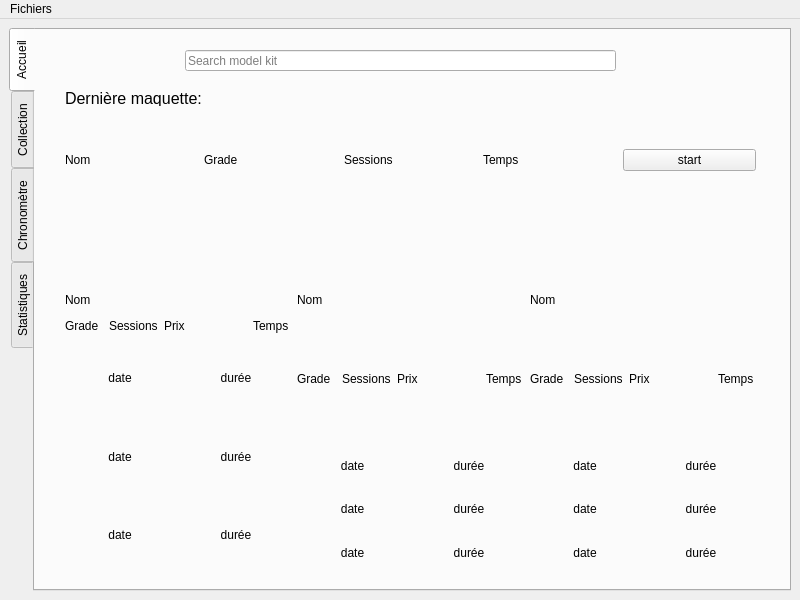
Before: the Qt Designer form gui/MonkeyWindow.ui in COALA-sftwr/monkey-model-kits, drawn with Qt 5.
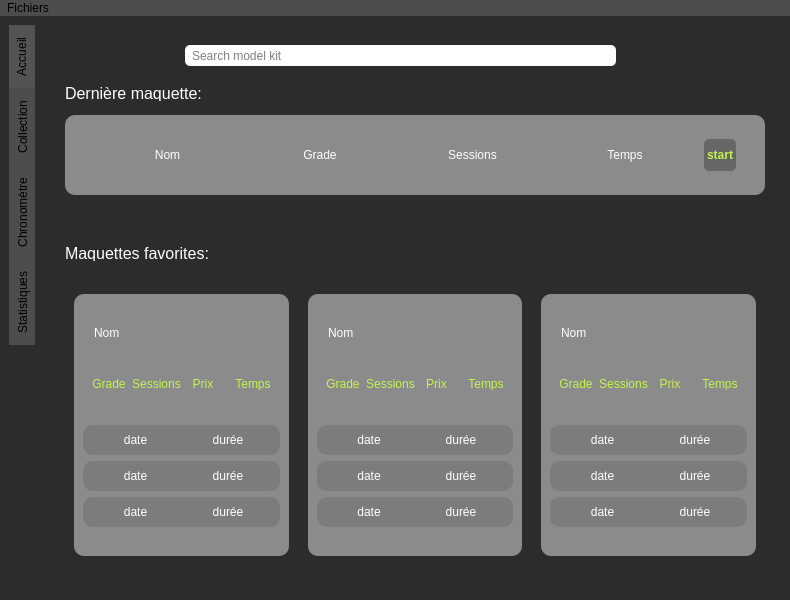
After: the same form once the commit is applied.

Commit message: {add}[Gui]: Added last model session display and restyled front.

```diff
--- a/gui/MonkeyWindow.ui
+++ b/gui/MonkeyWindow.ui
@@ -6,13 +6,16 @@
    <rect>
     <x>0</x>
     <y>0</y>
-    <width>800</width>
+    <width>790</width>
     <height>600</height>
    </rect>
   </property>
   <property name="windowTitle">
    <string>MonkeyWindow</string>
   </property>
+  <property name="styleSheet">
+   <string notr="true">background-color: rgb(44, 44, 44); border: none; padding: 0;</string>
+  </property>
   <widget class="QWidget" name="centralwidget">
    <property name="sizePolicy">
     <sizepolicy hsizetype="Expanding" vsizetype="Expanding">
@@ -28,15 +31,46 @@
      <layout class="QVBoxLayout" name="verticalLayout">
       <item>
        <widget class="QTabWidget" name="tabWidget">
+        <property name="sizePolicy">
+         <sizepolicy hsizetype="Expanding" vsizetype="Expanding">
+          <horstretch>0</horstretch>
+          <verstretch>0</verstretch>
+         </sizepolicy>
+        </property>
         <property name="layoutDirection">
          <enum>Qt::LeftToRight</enum>
         </property>
+        <property name="styleSheet">
+         <string notr="true">QTabWidget {
+    color: rgb(44, 44, 44);
+    border-color: rgb(67, 67, 67);
+}
+
+QTabWidget::pane { 
+    border: none; 
+    padding: 0; 
+}
+
+QTabBar::tab { 
+	background-color: rgb(77, 77, 77);
+}
+
+QTabBar::tab:selected, QTabBar::tab:hover {
+	background-color: rgb(83, 83, 83);
+}</string>
+        </property>
         <property name="tabPosition">
          <enum>QTabWidget::West</enum>
         </property>
         <property name="currentIndex">
          <number>0</number>
         </property>
+        <property name="usesScrollButtons">
+         <bool>false</bool>
+        </property>
+        <property name="tabBarAutoHide">
+         <bool>false</bool>
+        </property>
         <widget class="QWidget" name="Home">
          <attribute name="title">
           <string>Accueil</string>
@@ -50,6 +84,11 @@
             <height>21</height>
            </rect>
           </property>
+          <property name="styleSheet">
+           <string notr="true">background-color: rgb(255, 255, 255);
+border-radius: 5px;
+padding: 5px;</string>
+          </property>
           <property name="placeholderText">
            <string>Search model kit</string>
           </property>
@@ -71,21 +110,32 @@
             <pointsize>12</pointsize>
            </font>
           </property>
+          <property name="styleSheet">
+           <string notr="true">color: rgb(255, 255, 255);</string>
+          </property>
           <property name="text">
            <string>Dernière maquette:</string>
           </property>
          </widget>
-         <widget class="QWidget" name="horizontalLayoutWidget_5">
+         <widget class="QFrame" name="favModelFrame">
+          <property name="enabled">
+           <bool>true</bool>
+          </property>
           <property name="geometry">
            <rect>
             <x>30</x>
             <y>260</y>
-            <width>691</width>
-            <height>281</height>
+            <width>700</width>
+            <height>280</height>
            </rect>
           </property>
           <layout class="QHBoxLayout" name="favModels">
            <item>
+            <widget class="QFrame" name="modelFrame">
+             <property name="styleSheet">
+              <string notr="true">background-color: rgb(139, 139, 139);
+border-radius: 10px;</string>
+             </property>
             <layout class="QVBoxLayout" name="favModel1">
              <item>
               <widget class="QLabel" name="nameLabel">
@@ -98,89 +148,117 @@
                  <height>20</height>
                 </size>
                </property>
+                <property name="styleSheet">
+                 <string notr="true">margin-left: 8px; color: rgb(255,255,255);</string>
+                </property>
                <property name="text">
                 <string>Nom</string>
                </property>
+                <property name="margin">
+                 <number>0</number>
+                </property>
               </widget>
              </item>
              <item>
-              <layout class="QHBoxLayout" name="horizontalLayout_2" stretch="0,0,0,0,0">
-               <property name="sizeConstraint">
-                <enum>QLayout::SetMinAndMaxSize</enum>
-               </property>
+               <widget class="QFrame" name="modelDetailsFrame">
+                <property name="maximumSize">
+                 <size>
+                  <width>16777215</width>
+                  <height>30</height>
+                 </size>
+                </property>
+                <layout class="QHBoxLayout" name="modelDetails1">
                <item>
                 <widget class="QLabel" name="gradeLabel">
-                 <property name="maximumSize">
-                  <size>
-                   <width>16777215</width>
-                   <height>20</height>
-                  </size>
+                   <property name="styleSheet">
+                    <string notr="true">color: rgb(196, 243, 79);</string>
                  </property>
                  <property name="text">
                   <string>Grade</string>
                  </property>
+                   <property name="alignment">
+                    <set>Qt::AlignCenter</set>
+                   </property>
                 </widget>
                </item>
                <item>
                 <widget class="QLabel" name="sessionsLabel">
-                 <property name="maximumSize">
-                  <size>
-                   <width>16777215</width>
-                   <height>20</height>
-                  </size>
+                   <property name="styleSheet">
+                    <string notr="true">color: rgb(196, 243, 79);</string>
                  </property>
                  <property name="text">
                   <string>Sessions</string>
                  </property>
+                   <property name="alignment">
+                    <set>Qt::AlignCenter</set>
+                   </property>
                 </widget>
                </item>
                <item>
                 <widget class="QLabel" name="priceLabel">
-                 <property name="maximumSize">
-                  <size>
-                   <width>16777215</width>
-                   <height>20</height>
-                  </size>
+                   <property name="styleSheet">
+                    <string notr="true">color: rgb(196, 243, 79);</string>
                  </property>
                  <property name="text">
                   <string>Prix</string>
                  </property>
+                   <property name="alignment">
+                    <set>Qt::AlignCenter</set>
+                   </property>
                 </widget>
                </item>
                <item>
-                <widget class="QLabel" name="emptyLabel">
-                 <property name="maximumSize">
+                  <spacer name="modelSpacer">
+                   <property name="orientation">
+                    <enum>Qt::Horizontal</enum>
+                   </property>
+                   <property name="sizeType">
+                    <enum>QSizePolicy::Fixed</enum>
+                   </property>
+                   <property name="sizeHint" stdset="0">
                   <size>
-                   <width>16777215</width>
-                   <height>20</height>
-                  </size>
-                 </property>
-                 <property name="text">
-                  <string/>
-                 </property>
-                </widget>
+                     <width>10</width>
+                     <height>0</height>
+                    </size>
+                   </property>
+                  </spacer>
                </item>
                <item>
                 <widget class="QLabel" name="timeLabel">
+                   <property name="styleSheet">
+                    <string notr="true">color: rgb(196, 243, 79);</string>
+                   </property>
+                   <property name="text">
+                    <string>Temps</string>
+                   </property>
+                   <property name="alignment">
+                    <set>Qt::AlignCenter</set>
+                   </property>
+                  </widget>
+                 </item>
+                </layout>
+               </widget>
+              </item>
+              <item>
+               <layout class="QVBoxLayout" name="lSessions">
+                <item>
+                 <widget class="QFrame" name="lsession_1_1">
                  <property name="maximumSize">
                   <size>
                    <width>16777215</width>
-                   <height>20</height>
-                  </size>
-                 </property>
-                 <property name="text">
-                  <string>Temps</string>
-                 </property>
-                </widget>
-               </item>
-              </layout>
-             </item>
+                    <height>30</height>
+                   </size>
+                  </property>
+                  <property name="styleSheet">
+                   <string notr="true">background-color: rgb(124, 124, 124);
+border-radius: 10px;</string>
+                  </property>
+                  <layout class="QHBoxLayout" name="lsession1_2">
              <item>
-              <layout class="QVBoxLayout" name="lsessions">
-               <item>
-                <layout class="QHBoxLayout" name="lsession1">
-                 <item>
-                  <widget class="QLabel" name="dateLabel">
+                    <widget class="QLabel" name="dateLabel_1_1">
+                     <property name="styleSheet">
+                      <string notr="true">color: rgb(255,255,255);</string>
+                     </property>
                    <property name="text">
                     <string>date</string>
                    </property>
@@ -191,6 +269,9 @@
                  </item>
                  <item>
                   <widget class="QLabel" name="durationLabel">
+                     <property name="styleSheet">
+                      <string notr="true">color: rgb(255,255,255);</string>
+                     </property>
                    <property name="text">
                     <string>durée</string>
                    </property>
@@ -200,11 +281,26 @@
                   </widget>
                  </item>
                 </layout>
+                 </widget>
                </item>
                <item>
-                <layout class="QHBoxLayout" name="lsession2">
+                 <widget class="QFrame" name="lsession_1_2">
+                  <property name="maximumSize">
+                   <size>
+                    <width>16777215</width>
+                    <height>30</height>
+                   </size>
+                  </property>
+                  <property name="styleSheet">
+                   <string notr="true">background-color: rgb(124, 124, 124);
+border-radius: 10px;</string>
+                  </property>
+                  <layout class="QHBoxLayout" name="lsession1_4">
                  <item>
-                  <widget class="QLabel" name="dateLabel_2">
+                    <widget class="QLabel" name="dateLabel_1_2">
+                     <property name="styleSheet">
+                      <string notr="true">color: rgb(255,255,255);</string>
+                     </property>
                    <property name="text">
                     <string>date</string>
                    </property>
@@ -215,6 +311,9 @@
                  </item>
                  <item>
                   <widget class="QLabel" name="durationLabel_2">
+                     <property name="styleSheet">
+                      <string notr="true">color: rgb(255,255,255);</string>
+                     </property>
                    <property name="text">
                     <string>durée</string>
                    </property>
@@ -224,11 +323,26 @@
                   </widget>
                  </item>
                 </layout>
+                 </widget>
                </item>
                <item>
-                <layout class="QHBoxLayout" name="lsession3">
+                 <widget class="QFrame" name="lsession_1_3">
+                  <property name="maximumSize">
+                   <size>
+                    <width>16777215</width>
+                    <height>30</height>
+                   </size>
+                  </property>
+                  <property name="styleSheet">
+                   <string notr="true">background-color: rgb(124, 124, 124);
+border-radius: 10px;</string>
+                  </property>
+                  <layout class="QHBoxLayout" name="lsession1_7">
                  <item>
-                  <widget class="QLabel" name="dateLabel_3">
+                    <widget class="QLabel" name="dateLabel_1_3">
+                     <property name="styleSheet">
+                      <string notr="true">color: rgb(255,255,255);</string>
+                     </property>
                    <property name="text">
                     <string>date</string>
                    </property>
@@ -239,6 +353,9 @@
                  </item>
                  <item>
                   <widget class="QLabel" name="durationLabel_3">
+                     <property name="styleSheet">
+                      <string notr="true">color: rgb(255,255,255);</string>
+                     </property>
                    <property name="text">
                     <string>durée</string>
                    </property>
@@ -248,12 +365,35 @@
                   </widget>
                  </item>
                 </layout>
+                 </widget>
                </item>
               </layout>
              </item>
             </layout>
+            </widget>
            </item>
            <item>
+            <spacer name="horizontalSpacer_5">
+             <property name="orientation">
+              <enum>Qt::Horizontal</enum>
+             </property>
+             <property name="sizeType">
+              <enum>QSizePolicy::Fixed</enum>
+             </property>
+             <property name="sizeHint" stdset="0">
+              <size>
+               <width>13</width>
+               <height>13</height>
+              </size>
+             </property>
+            </spacer>
+           </item>
+           <item>
+            <widget class="QFrame" name="modelFrame2">
+             <property name="styleSheet">
+              <string notr="true">background-color: rgb(139, 139, 139);
+border-radius: 10px;</string>
+             </property>
             <layout class="QVBoxLayout" name="favModel1_2">
              <item>
               <widget class="QLabel" name="nameLabel_2">
@@ -266,56 +406,117 @@
                  <height>20</height>
                 </size>
                </property>
+                <property name="styleSheet">
+                 <string notr="true">margin-left: 8px; color: rgb(255,255,255);</string>
+                </property>
                <property name="text">
                 <string>Nom</string>
                </property>
+                <property name="margin">
+                 <number>0</number>
+                </property>
               </widget>
              </item>
              <item>
-              <layout class="QHBoxLayout" name="horizontalLayout_3">
+               <widget class="QFrame" name="modelDetailsFrame_2">
+                <property name="maximumSize">
+                 <size>
+                  <width>16777215</width>
+                  <height>30</height>
+                 </size>
+                </property>
+                <layout class="QHBoxLayout" name="modelDetails1_2">
                <item>
-                <widget class="QLabel" name="gradeLabel_2">
+                  <widget class="QLabel" name="gradeLabel_5">
+                   <property name="styleSheet">
+                    <string notr="true">color: rgb(196, 243, 79);</string>
+                   </property>
                  <property name="text">
                   <string>Grade</string>
                  </property>
+                   <property name="alignment">
+                    <set>Qt::AlignCenter</set>
+                   </property>
                 </widget>
                </item>
                <item>
-                <widget class="QLabel" name="sessionsLabel_2">
+                  <widget class="QLabel" name="sessionsLabel_5">
+                   <property name="styleSheet">
+                    <string notr="true">color: rgb(196, 243, 79);</string>
+                   </property>
                  <property name="text">
                   <string>Sessions</string>
                  </property>
+                   <property name="alignment">
+                    <set>Qt::AlignCenter</set>
+                   </property>
                 </widget>
                </item>
                <item>
-                <widget class="QLabel" name="priceLabel_2">
+                  <widget class="QLabel" name="priceLabel_5">
+                   <property name="styleSheet">
+                    <string notr="true">color: rgb(196, 243, 79);</string>
+                   </property>
                  <property name="text">
                   <string>Prix</string>
                  </property>
+                   <property name="alignment">
+                    <set>Qt::AlignCenter</set>
+                   </property>
                 </widget>
                </item>
                <item>
-                <widget class="QLabel" name="emptyLabel_2">
-                 <property name="text">
-                  <string/>
-                 </property>
-                </widget>
+                  <spacer name="horizontalSpacer_7">
+                   <property name="orientation">
+                    <enum>Qt::Horizontal</enum>
+                   </property>
+                   <property name="sizeType">
+                    <enum>QSizePolicy::Fixed</enum>
+                   </property>
+                   <property name="sizeHint" stdset="0">
+                    <size>
+                     <width>10</width>
+                     <height>0</height>
+                    </size>
+                   </property>
+                  </spacer>
                </item>
                <item>
-                <widget class="QLabel" name="timeLabel_2">
+                  <widget class="QLabel" name="timeLabel_5">
+                   <property name="styleSheet">
+                    <string notr="true">color: rgb(196, 243, 79);</string>
+                   </property>
                  <property name="text">
                   <string>Temps</string>
                  </property>
+                   <property name="alignment">
+                    <set>Qt::AlignCenter</set>
+                   </property>
                 </widget>
                </item>
               </layout>
+               </widget>
              </item>
              <item>
               <layout class="QVBoxLayout" name="lsessions_2">
                <item>
-                <layout class="QHBoxLayout" name="lsession1_2">
+                 <widget class="QFrame" name="lsession_2_1">
+                  <property name="maximumSize">
+                   <size>
+                    <width>16777215</width>
+                    <height>30</height>
+                   </size>
+                  </property>
+                  <property name="styleSheet">
+                   <string notr="true">background-color: rgb(124, 124, 124);
+border-radius: 10px;</string>
+                  </property>
+                  <layout class="QHBoxLayout" name="lsession1_5">
                  <item>
-                  <widget class="QLabel" name="dateLabel_4">
+                    <widget class="QLabel" name="dateLabel_2_1">
+                     <property name="styleSheet">
+                      <string notr="true">color: rgb(255,255,255);</string>
+                     </property>
                    <property name="text">
                     <string>date</string>
                    </property>
@@ -326,6 +527,9 @@
                  </item>
                  <item>
                   <widget class="QLabel" name="durationLabel_4">
+                     <property name="styleSheet">
+                      <string notr="true">color: rgb(255,255,255);</string>
+                     </property>
                    <property name="text">
                     <string>durée</string>
                    </property>
@@ -335,11 +539,26 @@
                   </widget>
                  </item>
                 </layout>
+                 </widget>
                </item>
                <item>
-                <layout class="QHBoxLayout" name="lsession2_2">
+                 <widget class="QFrame" name="lsession_2_2">
+                  <property name="maximumSize">
+                   <size>
+                    <width>16777215</width>
+                    <height>30</height>
+                   </size>
+                  </property>
+                  <property name="styleSheet">
+                   <string notr="true">background-color: rgb(124, 124, 124);
+border-radius: 10px;</string>
+                  </property>
+                  <layout class="QHBoxLayout" name="lsession1_6">
                  <item>
-                  <widget class="QLabel" name="dateLabel_5">
+                    <widget class="QLabel" name="dateLabel_2_2">
+                     <property name="styleSheet">
+                      <string notr="true">color: rgb(255,255,255);</string>
+                     </property>
                    <property name="text">
                     <string>date</string>
                    </property>
@@ -350,6 +569,9 @@
                  </item>
                  <item>
                   <widget class="QLabel" name="durationLabel_5">
+                     <property name="styleSheet">
+                      <string notr="true">color: rgb(255,255,255);</string>
+                     </property>
                    <property name="text">
                     <string>durée</string>
                    </property>
@@ -359,11 +581,26 @@
                   </widget>
                  </item>
                 </layout>
+                 </widget>
                </item>
                <item>
-                <layout class="QHBoxLayout" name="lsession3_2">
+                 <widget class="QFrame" name="lsession_2_3">
+                  <property name="maximumSize">
+                   <size>
+                    <width>16777215</width>
+                    <height>30</height>
+                   </size>
+                  </property>
+                  <property name="styleSheet">
+                   <string notr="true">background-color: rgb(124, 124, 124);
+border-radius: 10px;</string>
+                  </property>
+                  <layout class="QHBoxLayout" name="lsession1_8">
                  <item>
-                  <widget class="QLabel" name="dateLabel_6">
+                    <widget class="QLabel" name="dateLabel_2_3">
+                     <property name="styleSheet">
+                      <string notr="true">color: rgb(255,255,255);</string>
+                     </property>
                    <property name="text">
                     <string>date</string>
                    </property>
@@ -374,6 +611,9 @@
                  </item>
                  <item>
                   <widget class="QLabel" name="durationLabel_6">
+                     <property name="styleSheet">
+                      <string notr="true">color: rgb(255,255,255);</string>
+                     </property>
                    <property name="text">
                     <string>durée</string>
                    </property>
@@ -383,12 +623,38 @@
                   </widget>
                  </item>
                 </layout>
+                 </widget>
                </item>
               </layout>
              </item>
             </layout>
+            </widget>
            </item>
            <item>
+            <spacer name="horizontalSpacer_6">
+             <property name="orientation">
+              <enum>Qt::Horizontal</enum>
+             </property>
+             <property name="sizeType">
+              <enum>QSizePolicy::Fixed</enum>
+             </property>
+             <property name="sizeHint" stdset="0">
+              <size>
+               <width>13</width>
+               <height>13</height>
+              </size>
+             </property>
+            </spacer>
+           </item>
+           <item>
+            <widget class="QFrame" name="modelFrame3">
+             <property name="enabled">
+              <bool>true</bool>
+             </property>
+             <property name="styleSheet">
+              <string notr="true">background-color: rgb(139, 139, 139);
+border-radius: 10px;</string>
+             </property>
             <layout class="QVBoxLayout" name="favModel1_3">
              <item>
               <widget class="QLabel" name="nameLabel_3">
@@ -401,56 +667,117 @@
                  <height>20</height>
                 </size>
                </property>
+                <property name="styleSheet">
+                 <string notr="true">margin-left: 8px; color: rgb(255,255,255);</string>
+                </property>
                <property name="text">
                 <string>Nom</string>
                </property>
+                <property name="margin">
+                 <number>0</number>
+                </property>
               </widget>
              </item>
              <item>
-              <layout class="QHBoxLayout" name="horizontalLayout_4">
+               <widget class="QFrame" name="modelDetailsFrame_3">
+                <property name="maximumSize">
+                 <size>
+                  <width>16777215</width>
+                  <height>30</height>
+                 </size>
+                </property>
+                <layout class="QHBoxLayout" name="modelDetails1_3">
                <item>
-                <widget class="QLabel" name="gradeLabel_3">
+                  <widget class="QLabel" name="gradeLabel_6">
+                   <property name="styleSheet">
+                    <string notr="true">color: rgb(196, 243, 79);</string>
+                   </property>
                  <property name="text">
                   <string>Grade</string>
                  </property>
+                   <property name="alignment">
+                    <set>Qt::AlignCenter</set>
+                   </property>
                 </widget>
                </item>
                <item>
-                <widget class="QLabel" name="sessionsLabel_3">
+                  <widget class="QLabel" name="sessionsLabel_6">
+                   <property name="styleSheet">
+                    <string notr="true">color: rgb(196, 243, 79);</string>
+                   </property>
                  <property name="text">
                   <string>Sessions</string>
                  </property>
+                   <property name="alignment">
+                    <set>Qt::AlignCenter</set>
+                   </property>
                 </widget>
                </item>
                <item>
-                <widget class="QLabel" name="priceLabel_3">
+                  <widget class="QLabel" name="priceLabel_6">
+                   <property name="styleSheet">
+                    <string notr="true">color: rgb(196, 243, 79);</string>
+                   </property>
                  <property name="text">
                   <string>Prix</string>
                  </property>
+                   <property name="alignment">
+                    <set>Qt::AlignCenter</set>
+                   </property>
                 </widget>
                </item>
                <item>
-                <widget class="QLabel" name="emptyLabel_3">
-                 <property name="text">
-                  <string/>
-                 </property>
-                </widget>
+                  <spacer name="horizontalSpacer_8">
+                   <property name="orientation">
+                    <enum>Qt::Horizontal</enum>
+                   </property>
+                   <property name="sizeType">
+                    <enum>QSizePolicy::Fixed</enum>
+                   </property>
+                   <property name="sizeHint" stdset="0">
+                    <size>
+                     <width>10</width>
+                     <height>0</height>
+                    </size>
+                   </property>
+                  </spacer>
                </item>
                <item>
-                <widget class="QLabel" name="timeLabel_3">
+                  <widget class="QLabel" name="timeLabel_6">
+                   <property name="styleSheet">
+                    <string notr="true">color: rgb(196, 243, 79);</string>
+                   </property>
                  <property name="text">
                   <string>Temps</string>
                  </property>
+                   <property name="alignment">
+                    <set>Qt::AlignCenter</set>
+                   </property>
                 </widget>
                </item>
               </layout>
+               </widget>
              </item>
              <item>
               <layout class="QVBoxLayout" name="lsessions_3">
                <item>
-                <layout class="QHBoxLayout" name="lsession1_3">
+                 <widget class="QFrame" name="lsession_3_1">
+                  <property name="maximumSize">
+                   <size>
+                    <width>16777215</width>
+                    <height>30</height>
+                   </size>
+                  </property>
+                  <property name="styleSheet">
+                   <string notr="true">background-color: rgb(124, 124, 124);
+border-radius: 10px;</string>
+                  </property>
+                  <layout class="QHBoxLayout" name="lsession1_10">
                  <item>
-                  <widget class="QLabel" name="dateLabel_7">
+                    <widget class="QLabel" name="dateLabel_3_1">
+                     <property name="styleSheet">
+                      <string notr="true">color: rgb(255,255,255);</string>
+                     </property>
                    <property name="text">
                     <string>date</string>
                    </property>
@@ -461,6 +788,9 @@
                  </item>
                  <item>
                   <widget class="QLabel" name="durationLabel_7">
+                     <property name="styleSheet">
+                      <string notr="true">color: rgb(255,255,255);</string>
+                     </property>
                    <property name="text">
                     <string>durée</string>
                    </property>
@@ -470,11 +800,26 @@
                   </widget>
                  </item>
                 </layout>
+                 </widget>
                </item>
                <item>
-                <layout class="QHBoxLayout" name="lsession2_3">
+                 <widget class="QFrame" name="lsession_3_2">
+                  <property name="maximumSize">
+                   <size>
+                    <width>16777215</width>
+                    <height>30</height>
+                   </size>
+                  </property>
+                  <property name="styleSheet">
+                   <string notr="true">background-color: rgb(124, 124, 124);
+border-radius: 10px;</string>
+                  </property>
+                  <layout class="QHBoxLayout" name="lsession1_11">
                  <item>
-                  <widget class="QLabel" name="dateLabel_8">
+                    <widget class="QLabel" name="dateLabel_3_2">
+                     <property name="styleSheet">
+                      <string notr="true">color: rgb(255,255,255);</string>
+                     </property>
                    <property name="text">
                     <string>date</string>
                    </property>
@@ -485,6 +830,9 @@
                  </item>
                  <item>
                   <widget class="QLabel" name="durationLabel_8">
+                     <property name="styleSheet">
+                      <string notr="true">color: rgb(255,255,255);</string>
+                     </property>
                    <property name="text">
                     <string>durée</string>
                    </property>
@@ -494,11 +842,26 @@
                   </widget>
                  </item>
                 </layout>
+                 </widget>
                </item>
                <item>
-                <layout class="QHBoxLayout" name="lsession3_3">
+                 <widget class="QFrame" name="lsession_3_3">
+                  <property name="maximumSize">
+                   <size>
+                    <width>16777215</width>
+                    <height>30</height>
+                   </size>
+                  </property>
+                  <property name="styleSheet">
+                   <string notr="true">background-color: rgb(124, 124, 124);
+border-radius: 10px;</string>
+                  </property>
+                  <layout class="QHBoxLayout" name="lsession1_12">
                  <item>
-                  <widget class="QLabel" name="dateLabel_9">
+                    <widget class="QLabel" name="dateLabel_3_3">
+                     <property name="styleSheet">
+                      <string notr="true">color: rgb(255,255,255);</string>
+                     </property>
                    <property name="text">
                     <string>date</string>
                    </property>
@@ -509,6 +872,9 @@
                  </item>
                  <item>
                   <widget class="QLabel" name="durationLabel_9">
+                     <property name="styleSheet">
+                      <string notr="true">color: rgb(255,255,255);</string>
+                     </property>
                    <property name="text">
                     <string>durée</string>
                    </property>
@@ -518,60 +884,171 @@
                   </widget>
                  </item>
                 </layout>
+                 </widget>
                </item>
               </layout>
              </item>
             </layout>
+            </widget>
            </item>
           </layout>
          </widget>
-         <widget class="QWidget" name="horizontalLayoutWidget_6">
+         <widget class="QFrame" name="lastModelFrame">
           <property name="geometry">
            <rect>
             <x>30</x>
             <y>90</y>
-            <width>691</width>
+            <width>700</width>
             <height>80</height>
            </rect>
           </property>
+          <property name="styleSheet">
+           <string notr="true">background-color: rgb(139, 139, 139);
+border-radius: 10px;</string>
+          </property>
           <layout class="QHBoxLayout" name="lastModel">
+           <item>
+            <spacer name="horizontalSpacer_2">
+             <property name="orientation">
+              <enum>Qt::Horizontal</enum>
+             </property>
+             <property name="sizeType">
+              <enum>QSizePolicy::Fixed</enum>
+             </property>
+             <property name="sizeHint" stdset="0">
+              <size>
+               <width>20</width>
+               <height>20</height>
+              </size>
+             </property>
+            </spacer>
+           </item>
            <item>
             <widget class="QLabel" name="lastNameLabel">
+             <property name="styleSheet">
+              <string notr="true">color: rgb(255, 255, 255);</string>
+             </property>
              <property name="text">
               <string>Nom</string>
              </property>
+             <property name="alignment">
+              <set>Qt::AlignCenter</set>
+             </property>
             </widget>
            </item>
            <item>
             <widget class="QLabel" name="lastGradeLabel">
+             <property name="styleSheet">
+              <string notr="true">color: rgb(255, 255, 255);</string>
+             </property>
              <property name="text">
               <string>Grade</string>
              </property>
+             <property name="alignment">
+              <set>Qt::AlignCenter</set>
+             </property>
             </widget>
            </item>
            <item>
             <widget class="QLabel" name="lastSessionsLabel">
+             <property name="styleSheet">
+              <string notr="true">color: rgb(255, 255, 255);</string>
+             </property>
              <property name="text">
               <string>Sessions</string>
              </property>
+             <property name="alignment">
+              <set>Qt::AlignCenter</set>
+             </property>
             </widget>
            </item>
            <item>
-            <widget class="QLabel" name="lastSimeLabel">
+            <widget class="QLabel" name="lastTimeLabel">
+             <property name="styleSheet">
+              <string notr="true">color: rgb(255, 255, 255);</string>
+             </property>
              <property name="text">
               <string>Temps</string>
              </property>
+             <property name="alignment">
+              <set>Qt::AlignCenter</set>
+             </property>
             </widget>
            </item>
            <item>
             <widget class="QPushButton" name="pushButton">
+             <property name="maximumSize">
+              <size>
+               <width>32</width>
+               <height>32</height>
+              </size>
+             </property>
+             <property name="font">
+              <font>
+               <bold>true</bold>
+               <kerning>true</kerning>
+              </font>
+             </property>
+             <property name="styleSheet">
+              <string notr="true">color: rgb(196, 243, 79);
+background-color: rgb(102, 102, 102);
+border-color: rgb(42, 42, 42);
+border-radius: 5px;
+</string>
+             </property>
              <property name="text">
               <string>start</string>
              </property>
+             <property name="default">
+              <bool>false</bool>
+             </property>
+             <property name="flat">
+              <bool>false</bool>
+             </property>
             </widget>
            </item>
+           <item>
+            <spacer name="horizontalSpacer">
+             <property name="orientation">
+              <enum>Qt::Horizontal</enum>
+             </property>
+             <property name="sizeType">
+              <enum>QSizePolicy::Fixed</enum>
+             </property>
+             <property name="sizeHint" stdset="0">
+              <size>
+               <width>20</width>
+               <height>20</height>
+              </size>
+             </property>
+            </spacer>
+           </item>
           </layout>
          </widget>
+         <widget class="QLabel" name="favoriteModelsLabel">
+          <property name="enabled">
+           <bool>true</bool>
+          </property>
+          <property name="geometry">
+           <rect>
+            <x>30</x>
+            <y>220</y>
+            <width>191</width>
+            <height>16</height>
+           </rect>
+          </property>
+          <property name="font">
+           <font>
+            <pointsize>12</pointsize>
+           </font>
+          </property>
+          <property name="styleSheet">
+           <string notr="true">color: rgb(255, 255, 255);</string>
+          </property>
+          <property name="text">
+           <string>Maquettes favorites:</string>
+          </property>
+         </widget>
         </widget>
         <widget class="QWidget" name="Collec">
          <attribute name="title">
@@ -599,10 +1076,33 @@
     <rect>
      <x>0</x>
      <y>0</y>
-     <width>800</width>
-     <height>22</height>
+     <width>790</width>
+     <height>19</height>
     </rect>
    </property>
+   <property name="styleSheet">
+    <string notr="true">QMenuBar {
+    background-color: rgb(77, 77, 77);
+    spacing: 3px;
+}
+
+QMenuBar::item {
+    padding: 1px 4px;
+    background: transparent;
+    border-radius: 4px;
+}
+
+QMenuBar::item:selected { /* when selected using mouse or keyboard */
+    background: #a8a8a8;
+}
+
+QMenuBar::item:pressed {
+    background: #888888;
+}</string>
+   </property>
+   <property name="nativeMenuBar">
+    <bool>false</bool>
+   </property>
    <widget class="QMenu" name="menuFiles">
     <property name="title">
      <string>Fichiers</string>
```
Left out of the diff: 50 changed lines with no effect on the pictures. Lines whose indentation alone changed are shown as unchanged. The commit also changes 8 other files.
